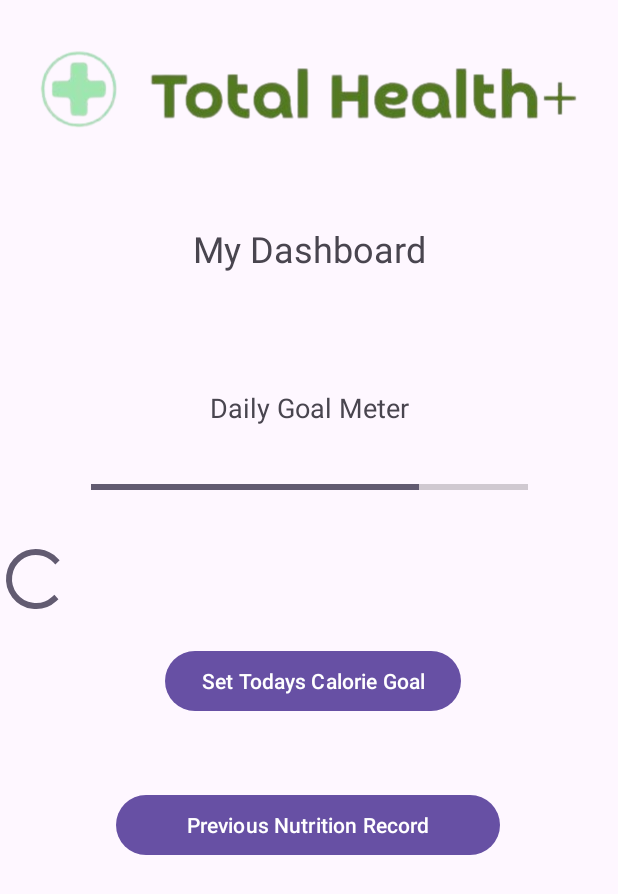
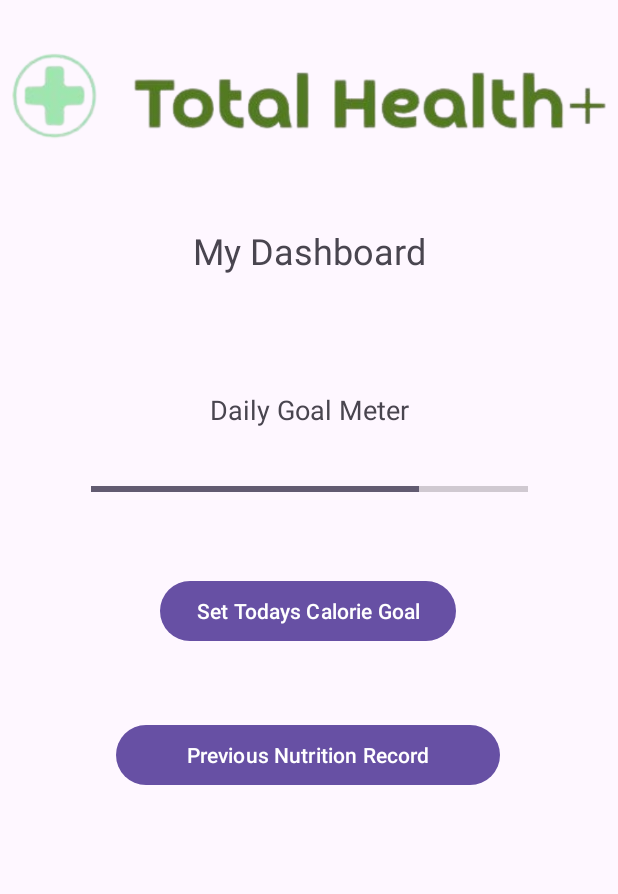
Before and after one commit to Maxwell12345678910/TotalHealth-PLUS, an Android app: the fragment MainDashboard shown on its own in the app's theme, on a phone screen of 412 x 824 dp. Shown: the top 894 px of the screen. Run offline under Robolectric (Android 15) with nearby library versions, the phone set to English and light mode, and no system bars.

Commit message:
added logos to all dashboards

```diff
--- a/app/src/main/java/com/gamecodeschool/totalhealthplus/MainDashboard.java
+++ b/app/src/main/java/com/gamecodeschool/totalhealthplus/MainDashboard.java
@@ -18,7 +18,6 @@ import android.widget.ProgressBar;
 public class MainDashboard extends Fragment {
 
     ProgressBar progressBar;
-    ProgressBar progressBar2;
     Button buttonDialog;
     @Override
     public void onCreate(Bundle savedInstanceState) {
@@ -34,7 +33,6 @@ public class MainDashboard extends Fragment {
 
         //set up the progressbar
         progressBar = view.findViewById(R.id.progBar);
-        progressBar2 = view.findViewById(R.id.progBar2);
         updateProgress(75);
 
         //set up the button goalSetButton
@@ -54,7 +52,7 @@ public class MainDashboard extends Fragment {
     public void updateProgress(int progress) {
         if (progressBar != null) {
             progressBar.setProgress(progress);
-            progressBar2.setProgress(progress);
+
         }
     }
 
@@ -68,21 +66,16 @@ public class MainDashboard extends Fragment {
         builder.setView(input);
 
         // Set up the buttons
-        builder.setPositiveButton("OK", new DialogInterface.OnClickListener() {
-            @Override
-            public void onClick(DialogInterface dialog, int which) {
-                String userInput = input.getText().toString();
-                // Do something with the user input
-                // For example, you can display it in a Toast
-                // Toast.makeText(getActivity(), "User Input: " + userInput, Toast.LENGTH_SHORT).show();
-            }
+        builder.setPositiveButton("OK", (dialog, which) -> {
+            String userInput = input.getText().toString();
+            // Do something with the user input
+            // For example, you can display it in a Toast
+            // Toast.makeText(getActivity(), "User Input: " + userInput, Toast.LENGTH_SHORT).show();
         });
-        builder.setNegativeButton("Cancel", new DialogInterface.OnClickListener() {
-            @Override
-            public void onClick(DialogInterface dialog, int which) {
-                dialog.cancel();
-            }
-        });
+
+        builder.setNegativeButton("Cancel", (dialog, which) ->
+                dialog.cancel()
+        );
 
         builder.show();
     }
--- a/app/src/main/res/layout/main_dashboard.xml
+++ b/app/src/main/res/layout/main_dashboard.xml
@@ -44,42 +44,33 @@
         android:id="@+id/goalSetButton"
         android:layout_width="wrap_content"
         android:layout_height="wrap_content"
-        android:layout_marginTop="20dp"
+        android:layout_marginTop="32dp"
         android:text="Set Todays Calorie Goal"
         app:layout_constraintEnd_toEndOf="parent"
-        app:layout_constraintHorizontal_bias="0.511"
+        app:layout_constraintHorizontal_bias="0.497"
         app:layout_constraintStart_toStartOf="parent"
-        app:layout_constraintTop_toBottomOf="@+id/progBar2" />
+        app:layout_constraintTop_toBottomOf="@+id/progBar" />
 
     <TextView
         android:id="@+id/textView12"
         android:layout_width="195dp"
         android:layout_height="51dp"
-        android:layout_marginTop="40dp"
+        android:layout_marginTop="24dp"
         android:gravity="center"
         android:text="My Dashboard"
         android:textSize="24sp"
         app:layout_constraintEnd_toEndOf="parent"
         app:layout_constraintStart_toStartOf="parent"
-        app:layout_constraintTop_toBottomOf="@+id/imageView4" />
-
-    <ProgressBar
-        android:id="@+id/progBar2"
-        style="?android:attr/progressBarStyle"
-        android:layout_width="wrap_content"
-        android:layout_height="wrap_content"
-        android:layout_marginTop="12dp"
-        app:layout_constraintTop_toBottomOf="@+id/progBar"
-        tools:layout_editor_absoluteX="181dp" />
+        app:layout_constraintTop_toBottomOf="@+id/imageView" />
 
     <ImageView
-        android:id="@+id/imageView4"
-        android:layout_width="364dp"
-        android:layout_height="76dp"
-        android:layout_marginTop="24dp"
+        android:id="@+id/imageView"
+        android:layout_width="403dp"
+        android:layout_height="101dp"
+        android:layout_marginTop="16dp"
         app:layout_constraintEnd_toEndOf="parent"
         app:layout_constraintStart_toStartOf="parent"
         app:layout_constraintTop_toTopOf="parent"
-        app:srcCompat="@drawable/thp_logo_main" />
+        app:srcCompat="@drawable/thp_logo" />
 
 </androidx.constraintlayout.widget.ConstraintLayout>
```
Also changed, not shown: app/src/main/res/layout/fitness_dashboard.xml (+14 -3 lines), app/src/main/res/layout/food_dashboard.xml (+15 -5 lines), app/src/main/res/drawable/fitness.png (added), app/src/main/res/drawable/food_logo.png (added), app/src/main/res/drawable/food_logo_2.png (added), app/src/main/res/drawable/thp_logo.png (renamed from app/src/main/res/drawable/thp_logo_main.png).
